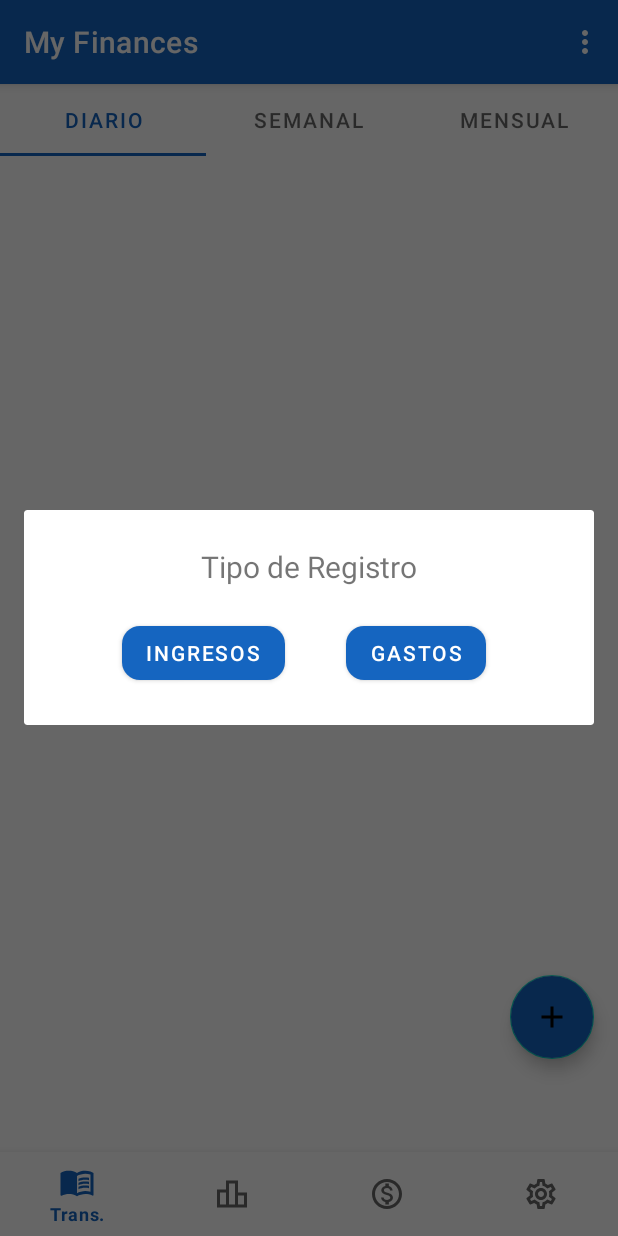
After one commit to KevinMartinez1999/My-Finances, an Android app: the fragment DialogRegistroFragment placed in its activity, on a phone screen of 412 x 824 dp. The commit adds this screen. Run offline under Robolectric (Android 15) with nearby library versions, the phone set to English and light mode, and no system bars; our stand-ins replace navigation-ui.

Commit message:
Dialog para Registro de gastos e ingresos

```diff
--- a/app/src/main/java/com/example/myfinances/fragments/RegistroFragment.kt
+++ b/app/src/main/java/com/example/myfinances/fragments/RegistroFragment.kt
@@ -8,6 +8,7 @@ import androidx.fragment.app.Fragment
 import androidx.viewpager.widget.ViewPager
 import com.example.myfinances.R
 import com.example.myfinances.databinding.FragmentRegistroBinding
+import com.example.myfinances.fragments.sub_fragments.DialogRegistroFragment
 import com.example.myfinances.ui.SectionsRegistroPagerAdapter
 import com.google.android.material.tabs.TabLayout
 
@@ -30,6 +31,12 @@ class RegistroFragment : Fragment() {
         viewPager.adapter = sectionsPagerAdapter
         val tabs: TabLayout = view.findViewById(R.id.tabs)
         tabs.setupWithViewPager(viewPager)
+
+        binding.floatingActionButton.setOnClickListener {
+            val newFragment = DialogRegistroFragment()
+            activity?.let { it1 -> newFragment.show(it1.supportFragmentManager, "dialog") }
+        }
+
     }
 
     override fun onDestroyView() {
--- /dev/null
+++ b/app/src/main/java/com/example/myfinances/fragments/sub_fragments/DialogRegistroFragment.kt
@@ -0,0 +1,109 @@
+package com.example.myfinances.fragments.sub_fragments
+
+import android.app.DatePickerDialog
+import android.app.Dialog
+import android.os.Bundle
+import android.view.LayoutInflater
+import android.view.View
+import android.view.ViewGroup
+import android.view.Window
+import androidx.fragment.app.DialogFragment
+import com.example.myfinances.R
+import com.example.myfinances.databinding.FragmentDialogRegistroBinding
+import java.text.SimpleDateFormat
+import java.util.*
+
+class DialogRegistroFragment : DialogFragment() {
+
+
+    private var _binding: FragmentDialogRegistroBinding?= null
+    private val binding get() = _binding!!
+    private var cal = Calendar.getInstance()
+    private var fecha:String = ""
+
+    override fun onCreateView(
+            inflater: LayoutInflater,
+            container: ViewGroup?,
+            savedInstanceState: Bundle?
+        ): View {
+            // Inflate the layout to use as dialog or embedded fragment
+            //return inflater.inflate(R.layout.fragment_registro_ingreso, container, false)
+        _binding = FragmentDialogRegistroBinding.inflate(inflater, container, false)
+
+        val dateSetListener = DatePickerDialog.OnDateSetListener { view, year, month, dayOfMonth ->
+            cal.set(Calendar.YEAR, year)
+            cal.set(Calendar.MONTH, month)
+            cal.set(Calendar.DAY_OF_MONTH, dayOfMonth)
+
+            val format = SimpleDateFormat("dd-MM-yyyy", Locale.US)
+            fecha = format.format(cal.time).toString()
+            binding.inputdate.setText(fecha)
+        }
+
+        with(binding){
+            inputdate.setOnClickListener {
+                DatePickerDialog(requireContext(),
+            dateSetListener,
+            cal.get(Calendar.YEAR),
+            cal.get(Calendar.MONTH),
+            cal.get(Calendar.DAY_OF_MONTH)
+                ).show()
+            }
+
+            buttongasto.setOnClickListener {
+                hacervisiblegasto(View.VISIBLE)
+
+            }
+            buttoningreso.setOnClickListener {
+                hacervisibleingreso(View.VISIBLE)
+            }
+
+
+        }
+
+
+
+        return binding.root
+        }
+
+    private fun hacervisibleingreso(vista: Int) {
+        with(binding) {
+            inputdate.visibility = vista
+            categoryaccount.text = getString(R.string.account2)
+            categoryaccount.visibility = vista
+            categorytext.text = getString(R.string.category2)
+            categorytext.visibility = vista
+            categoryspiner.visibility = View.INVISIBLE
+            accountsspinner.visibility = vista
+            accountspinner.visibility = vista
+            valuetext.visibility = vista
+            inputvalue.visibility = vista
+            registerbutton.visibility = vista
+
+        }
+    }
+
+    private fun hacervisiblegasto(vista: Int) {
+        with(binding) {
+            inputdate.visibility = vista
+            categoryaccount.text = getString(R.string.account)
+            categoryaccount.visibility = vista
+            categorytext.text = getString(R.string.category)
+            categorytext.visibility = vista
+            categoryspiner.visibility = vista
+            accountsspinner.visibility = View.INVISIBLE
+            accountspinner.visibility = vista
+            valuetext.visibility = vista
+            inputvalue.visibility = vista
+            registerbutton.visibility = vista
+        }
+    }
+
+    /** The system calls this only when creating the layout in a dialog. */
+    override fun onCreateDialog(savedInstanceState: Bundle?): Dialog {
+        val dialog = super.onCreateDialog(savedInstanceState)
+        dialog.requestWindowFeature(Window.FEATURE_NO_TITLE)
+        return dialog
+    }
+
+}
--- /dev/null
+++ b/app/src/main/res/layout/fragment_dialog_registro.xml
@@ -0,0 +1,152 @@
+<?xml version="1.0" encoding="utf-8"?>
+<androidx.constraintlayout.widget.ConstraintLayout xmlns:android="http://schemas.android.com/apk/res/android"
+    xmlns:app="http://schemas.android.com/apk/res-auto"
+    xmlns:tools="http://schemas.android.com/tools"
+    android:layout_width="match_parent"
+    android:layout_height="match_parent"
+    android:padding="24dp"
+    android:visibility="visible"
+    tools:context=".fragments.sub_fragments.DialogRegistroFragment">
+
+    <TextView
+        android:id="@+id/titledialog"
+        android:layout_width="wrap_content"
+        android:layout_height="wrap_content"
+        android:text="@string/registertype"
+        android:textSize="20sp"
+        app:layout_constraintEnd_toEndOf="parent"
+        app:layout_constraintStart_toStartOf="parent"
+        app:layout_constraintTop_toTopOf="parent" />
+
+    <Button
+        android:id="@+id/buttoningreso"
+        android:layout_width="wrap_content"
+        android:layout_height="wrap_content"
+        android:layout_marginStart="52dp"
+        android:layout_marginTop="20dp"
+        android:layout_marginEnd="52dp"
+        android:text="@string/ingresos"
+        app:cornerRadius="12dp"
+        app:layout_constraintEnd_toStartOf="@+id/buttongasto"
+        app:layout_constraintStart_toStartOf="parent"
+        app:layout_constraintTop_toBottomOf="@+id/titledialog" />
+
+    <Button
+        android:id="@+id/buttongasto"
+        android:layout_width="wrap_content"
+        android:layout_height="wrap_content"
+        android:layout_marginTop="20dp"
+        android:layout_marginEnd="48dp"
+        android:text="@string/gastos"
+        app:cornerRadius="12dp"
+        app:layout_constraintEnd_toEndOf="parent"
+        app:layout_constraintTop_toBottomOf="@+id/titledialog" />
+
+    <EditText
+        android:id="@+id/inputdate"
+        android:layout_width="wrap_content"
+        android:layout_height="wrap_content"
+        android:layout_marginTop="32dp"
+        android:clickable="true"
+        android:ems="10"
+        android:focusable="true"
+        android:focusableInTouchMode="false"
+        android:hint="@string/date"
+        android:importantForAutofill="no"
+        android:inputType="date"
+        android:minHeight="48dp"
+        android:textSize="18sp"
+        android:visibility="gone"
+        app:layout_constraintStart_toStartOf="parent"
+        app:layout_constraintTop_toBottomOf="@+id/buttoningreso"
+        tools:ignore="TextContrastCheck" />
+
+    <TextView
+        android:id="@+id/categoryaccount"
+        android:layout_width="wrap_content"
+        android:layout_height="wrap_content"
+        android:layout_marginTop="24dp"
+        android:text="@string/account"
+        android:textSize="20sp"
+        android:visibility="gone"
+        app:layout_constraintStart_toStartOf="parent"
+        app:layout_constraintTop_toBottomOf="@+id/inputdate" />
+
+    <Spinner
+        android:id="@+id/accountspinner"
+        android:layout_width="wrap_content"
+        android:layout_height="wrap_content"
+        android:layout_marginTop="16dp"
+        android:entries="@array/accountlist"
+        android:visibility="gone"
+        app:layout_constraintStart_toStartOf="parent"
+        app:layout_constraintTop_toBottomOf="@+id/categoryaccount" />
+
+    <TextView
+        android:id="@+id/categorytext"
+        android:layout_width="wrap_content"
+        android:layout_height="wrap_content"
+        android:layout_marginTop="24dp"
+        android:text="@string/category"
+        android:textSize="20sp"
+        android:visibility="gone"
+        app:layout_constraintStart_toStartOf="parent"
+        app:layout_constraintTop_toBottomOf="@+id/accountspinner" />
+
+    <Spinner
+        android:id="@+id/categoryspiner"
+        android:layout_width="wrap_content"
+        android:layout_height="wrap_content"
+        android:layout_marginTop="16dp"
+        android:entries="@array/categorylist"
+        android:visibility="gone"
+        app:layout_constraintStart_toStartOf="parent"
+        app:layout_constraintTop_toBottomOf="@+id/categorytext" />
+
+    <TextView
+        android:id="@+id/valuetext"
+        android:layout_width="wrap_content"
+        android:layout_height="wrap_content"
+        android:layout_marginTop="16dp"
+        android:text="@string/value"
+        android:textSize="20sp"
+        android:visibility="gone"
+        app:layout_constraintStart_toStartOf="parent"
+        app:layout_constraintTop_toBottomOf="@+id/categoryspiner" />
+
+    <EditText
+        android:id="@+id/inputvalue"
+        android:layout_width="wrap_content"
+        android:layout_height="wrap_content"
+        android:layout_marginStart="32dp"
+        android:layout_marginTop="8dp"
+        android:ems="10"
+        android:hint="@string/digitvalue"
+        android:inputType="number"
+        android:visibility="gone"
+        app:layout_constraintStart_toEndOf="@+id/valuetext"
+        app:layout_constraintTop_toBottomOf="@+id/categoryspiner" />
+
+    <Button
+        android:id="@+id/registerbutton"
+        android:layout_width="wrap_content"
+        android:layout_height="wrap_content"
+        android:layout_marginTop="16dp"
+        android:text="@string/registerdialog"
+        android:visibility="gone"
+        app:cornerRadius="12dp"
+        app:layout_constraintEnd_toEndOf="parent"
+        app:layout_constraintStart_toStartOf="parent"
+        app:layout_constraintTop_toBottomOf="@+id/inputvalue" />
+
+    <Spinner
+        android:id="@+id/accountsspinner"
+        android:layout_width="wrap_content"
+        android:layout_height="wrap_content"
+        android:layout_marginTop="16dp"
+        android:entries="@array/ingresoslist"
+        android:visibility="gone"
+        app:layout_constraintStart_toStartOf="parent"
+        app:layout_constraintTop_toBottomOf="@+id/categorytext" />
+
+</androidx.constraintlayout.widget.ConstraintLayout>
--- a/app/src/main/res/values/strings.xml
+++ b/app/src/main/res/values/strings.xml
@@ -30,4 +30,31 @@
     <string name="pass_invalida">La contraseña debe contener 6 caracteres mínimo</string>
     <string name="usuario_no_existe">El usuario no existe. Por favor regístrate</string>
     <string name="pass_incorrecta">Contraseña incorrecta. Intente de nuevo</string>
+    <string name="hello_blank_fragment">Hello blank fragment</string>
+    <string name="registertype">Tipo de Registro</string>
+    <string name="date">Fecha de Registro</string>
+    <string name="category">Categoria</string>
+    <string name="category2">Descripción</string>
+    <string name="account">Metodo de pago</string>
+    <string name="account2">Tipo de Cuenta</string>
+    <string name="registerdialog">Registrar</string>
+    <string name="value">Valor</string>
+    <string name="digitvalue">Digite el Monto</string>
+    <string-array name="categorylist">
+        <item>Abarrotes</item>
+        <item>Arrendamiento</item>
+        <item>Entretenimiento</item>
+        <item>Vestimenta</item>
+        <item>Putas</item>
+    </string-array>
+    <string-array name="accountlist">
+        <item>Efectivo</item>
+        <item>Cuenta Bancaria</item>
+        <item>Tarjeta de Crédito</item>
+    </string-array>
+    <string-array name="ingresoslist">
+        <item>Sueldo</item>
+        <item>Ingresos Ocasionales</item>
+        <item>Otros</item>
+    </string-array>
 </resources>
--- a/build.gradle
+++ b/build.gradle
@@ -6,7 +6,7 @@ buildscript {
     }
     dependencies {
         classpath "com.android.tools.build:gradle:4.2.2"
-        classpath "org.jetbrains.kotlin:kotlin-gradle-plugin:1.5.21"
+        classpath 'org.jetbrains.kotlin:kotlin-gradle-plugin:1.5.30'
         classpath "androidx.navigation:navigation-safe-args-gradle-plugin:2.3.5"
         classpath 'com.google.gms:google-services:4.3.10'
 
```
